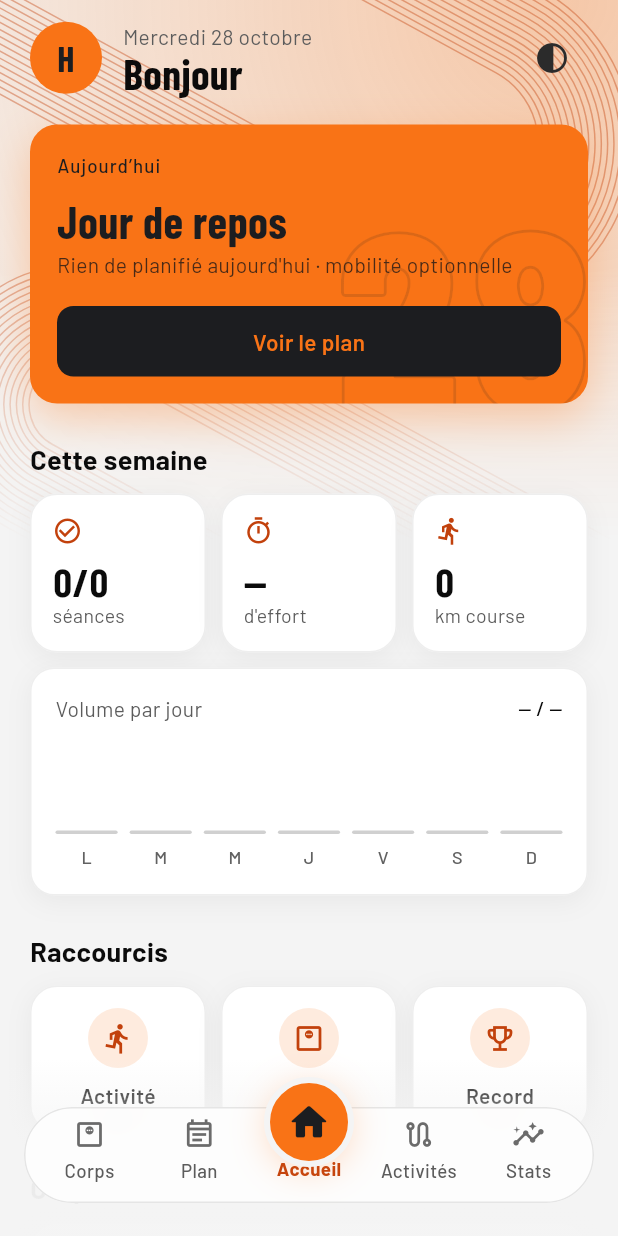
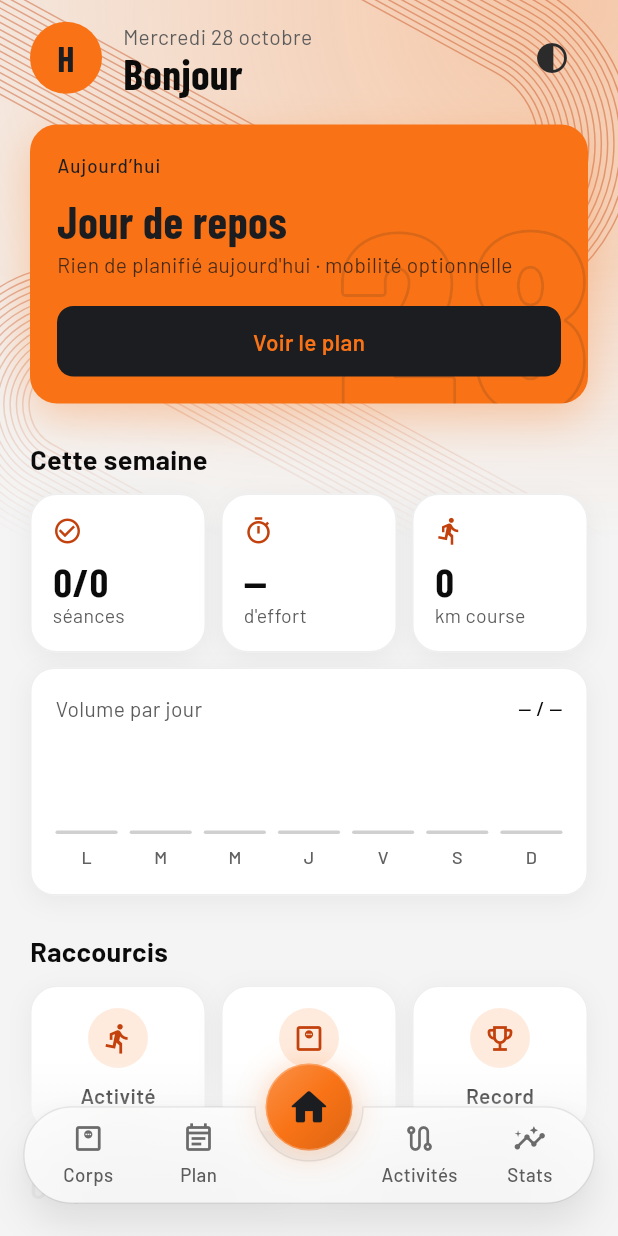
Before and after one commit to lucaslle/SportApp, a Flutter app: the screen it shows after launch, on a phone screen of 412 x 824 dp. Run offline on Flutter 3.47's test engine with Material 3 defaults, Android fonts, the phone set to English and light mode, and no system bars; our stand-ins replace file_picker, flutter_map, flutter_riverpod, flutter_secure_storage, google_fonts, latlong2.

Commit message:
Barre d'onglets à encoche, pastille glissante, bouton accueil en dégradé et retour haptique

```diff
--- a/fitness_tracker/lib/widgets/glass_tab_bar.dart
+++ b/fitness_tracker/lib/widgets/glass_tab_bar.dart
@@ -1,11 +1,14 @@
 import 'dart:ui';
 
 import 'package:flutter/material.dart';
+import 'package:flutter/services.dart';
 
 import '../app/app_screen.dart';
 import '../theme/app_theme.dart';
+import 'motion.dart';
 
-/// Barre d'onglets flottante translucide, avec l'accueil en bouton rond surélevé au centre.
+/// Barre d'onglets flottante translucide : encoche au centre pour le bouton rond de l'accueil,
+/// pastille qui glisse sous l'onglet actif.
 class GlassTabBar extends StatelessWidget {
   const GlassTabBar({super.key, required this.active, required this.onSelect});
 
@@ -13,53 +16,159 @@ class GlassTabBar extends StatelessWidget {
   final ValueChanged<AppTab> onSelect;
 
   static const _barHeight = 64.0;
-  static const _homeSize = 60.0;
+  static const _homeSize = 58.0;
+
+  /// Le bouton central est centré sur le bord haut de la barre.
+  static const _lift = _homeSize / 2;
+
+  void _select(AppTab tab) {
+    if (tab != active) HapticFeedback.selectionClick();
+    onSelect(tab);
+  }
 
   @override
   Widget build(BuildContext context) {
-    // Le bouton central dépasse de la barre : la zone englobe les deux pour rester touchable.
+    final dark = AppColors.palette.isDark;
+    // La zone englobe la barre et le haut du bouton central pour qu'il reste touchable.
     return SizedBox(
-      height: _barHeight + 20,
+      height: _barHeight + _lift,
       child: Stack(
         alignment: Alignment.bottomCenter,
         children: [
-          ClipRRect(
-            borderRadius: BorderRadius.circular(_barHeight / 2),
+          SizedBox(
+            height: _barHeight,
+            child: CustomPaint(
+              painter: const _NotchShadow(),
+              foregroundPainter: _NotchBorder(
+                color: AppColors.text.withValues(alpha: dark ? .12 : .08),
+              ),
+              child: ClipPath(
+                clipper: const _NotchClipper(),
                 child: BackdropFilter(
-              filter: ImageFilter.blur(sigmaX: 22, sigmaY: 22),
-              child: Container(
-                height: _barHeight,
-                padding: const EdgeInsets.symmetric(horizontal: 6),
+                  filter: ImageFilter.blur(sigmaX: 24, sigmaY: 24),
+                  child: DecoratedBox(
                     decoration: BoxDecoration(
                       color: AppColors.glass,
-                  borderRadius: BorderRadius.circular(_barHeight / 2),
-                  border: Border.all(color: AppColors.text.withValues(alpha: .1)),
+                      // Reflet léger en haut, comme une plaque de verre.
+                      gradient: LinearGradient(
+                        begin: Alignment.topCenter,
+                        end: Alignment.bottomCenter,
+                        colors: [
+                          Color.alphaBlend(Colors.white.withValues(alpha: dark ? .06 : .5), AppColors.glass),
+                          AppColors.glass,
+                        ],
                       ),
-                child: Row(
+                    ),
+                    child: Padding(
+                      padding: const EdgeInsets.symmetric(horizontal: 6),
+                      child: LayoutBuilder(
+                        builder: (context, constraints) => Stack(
+                          children: [
+                            _Indicator(active: active, slotWidth: constraints.maxWidth / AppTab.values.length),
+                            Row(
                               children: [
                                 for (final tab in AppTab.values)
                                   Expanded(
                                     child: tab == AppTab.home
-                            // Place du bouton central, avec son libellé sous le rond.
-                            ? Align(
-                                alignment: Alignment.bottomCenter,
-                                child: Padding(
-                                  padding: const EdgeInsets.only(bottom: 13),
-                                  child: _Label(tab, selected: tab == active),
+                                        ? const SizedBox.shrink()
+                                        : _TabButton(tab: tab, selected: tab == active, onTap: () => _select(tab)),
                                   ),
-                              )
-                            : _TabButton(tab: tab, selected: tab == active, onTap: () => onSelect(tab)),
+                              ],
                             ),
                           ],
                         ),
                       ),
                     ),
                   ),
+                ),
+              ),
+            ),
+          ),
           Positioned(
             top: 0,
-            child: _HomeButton(selected: active == AppTab.home, onTap: () => onSelect(AppTab.home)),
+            child: _HomeButton(selected: active == AppTab.home, onTap: () => _select(AppTab.home)),
           ),
         ],
+      ),
+    );
+  }
+}
+
+/// Contour de la barre : pilule creusée d'une encoche ronde au centre du bord haut.
+Path _notchedBar(Size size) {
+  final bar = Path()..addRRect(RRect.fromRectAndRadius(Offset.zero & size, Radius.circular(size.height / 2)));
+  final notch = Path()
+    ..addOval(Rect.fromCircle(center: Offset(size.width / 2, 0), radius: GlassTabBar._homeSize / 2 + 7));
+  return Path.combine(PathOperation.difference, bar, notch);
+}
+
+class _NotchClipper extends CustomClipper<Path> {
+  const _NotchClipper();
+
+  @override
+  Path getClip(Size size) => _notchedBar(size);
+
+  @override
+  bool shouldReclip(_NotchClipper oldClipper) => false;
+}
+
+class _NotchBorder extends CustomPainter {
+  const _NotchBorder({required this.color});
+
+  final Color color;
+
+  @override
+  void paint(Canvas canvas, Size size) {
+    canvas.drawPath(
+      _notchedBar(size),
+      Paint()
+        ..color = color
+        ..style = PaintingStyle.stroke
+        ..strokeWidth = 1,
+    );
+  }
+
+  @override
+  bool shouldRepaint(_NotchBorder old) => old.color != color;
+}
+
+class _NotchShadow extends CustomPainter {
+  const _NotchShadow();
+
+  @override
+  void paint(Canvas canvas, Size size) =>
+      canvas.drawShadow(_notchedBar(size), Colors.black.withValues(alpha: .35), 8, false);
+
+  @override
+  bool shouldRepaint(_NotchShadow old) => false;
+}
+
+/// Pastille teintée qui glisse sous l'onglet actif ; elle s'efface sous le bouton central.
+class _Indicator extends StatelessWidget {
+  const _Indicator({required this.active, required this.slotWidth});
+
+  final AppTab active;
+  final double slotWidth;
+
+  @override
+  Widget build(BuildContext context) {
+    final onHome = active == AppTab.home;
+    return AnimatedPositioned(
+      duration: const Duration(milliseconds: 380),
+      curve: Curves.easeOutBack,
+      left: active.index * slotWidth + 4,
+      top: 8,
+      width: slotWidth - 8,
+      bottom: 8,
+      child: AnimatedOpacity(
+        duration: const Duration(milliseconds: 200),
+        opacity: onHome ? 0 : 1,
+        child: DecoratedBox(
+          decoration: BoxDecoration(
+            color: AppColors.accent.withValues(alpha: .14),
+            borderRadius: BorderRadius.circular(18),
+          ),
+        ),
       ),
     );
   }
@@ -95,15 +204,6 @@ class _TabButton extends StatelessWidget {
             ),
             const SizedBox(height: 4),
             _Label(tab, selected: selected),
-            const SizedBox(height: 3),
-            // Petit trait sous l'onglet actif.
-            AnimatedContainer(
-              duration: const Duration(milliseconds: 220),
-              curve: Curves.easeOutCubic,
-              width: selected ? 16 : 0,
-              height: 3,
-              decoration: BoxDecoration(color: AppColors.accent, borderRadius: BorderRadius.circular(2)),
-            ),
           ],
         ),
       ),
@@ -150,21 +250,31 @@ class _HomeButton extends StatelessWidget {
       label: AppTab.home.label,
       child: GestureDetector(
         onTap: onTap,
+        child: PressScale(
           child: AnimatedContainer(
-          duration: const Duration(milliseconds: 220),
+            duration: const Duration(milliseconds: 260),
+            curve: Curves.easeOutCubic,
             width: GlassTabBar._homeSize,
             height: GlassTabBar._homeSize,
             decoration: BoxDecoration(
-            color: AppColors.accent,
               shape: BoxShape.circle,
-            // L'anneau du fond détache le rond de la barre ; plus marqué quand l'accueil est affiché.
-            border: Border.all(color: AppColors.background, width: selected ? 4 : 3),
+              // Dégradé de la couleur d'accent, plus clair en haut à gauche pour donner du volume.
+              gradient: LinearGradient(
+                begin: Alignment.topLeft,
+                end: Alignment.bottomRight,
+                colors: [
+                  Color.lerp(AppColors.accent, Colors.white, .22)!,
+                  AppColors.accent,
+                  Color.lerp(AppColors.accent, Colors.black, .12)!,
+                ],
+              ),
+              border: Border.all(color: Colors.white.withValues(alpha: .25)),
               boxShadow: [
                 BoxShadow(
-                color: AppColors.accent.withValues(alpha: selected ? .32 : .18),
-                blurRadius: selected ? 22 : 14,
-                spreadRadius: -4,
-                offset: const Offset(0, 4),
+                  color: AppColors.accent.withValues(alpha: selected ? .45 : .25),
+                  blurRadius: selected ? 20 : 14,
+                  spreadRadius: -3,
+                  offset: const Offset(0, 2),
                 ),
               ],
             ),
@@ -176,6 +286,7 @@ class _HomeButton extends StatelessWidget {
                 selected ? AppTab.home.activeIcon : AppTab.home.icon,
                 size: 28,
                 color: AppColors.onAccent,
+              ),
             ),
           ),
         ),
```
Lines whose indentation alone changed are shown as unchanged.
